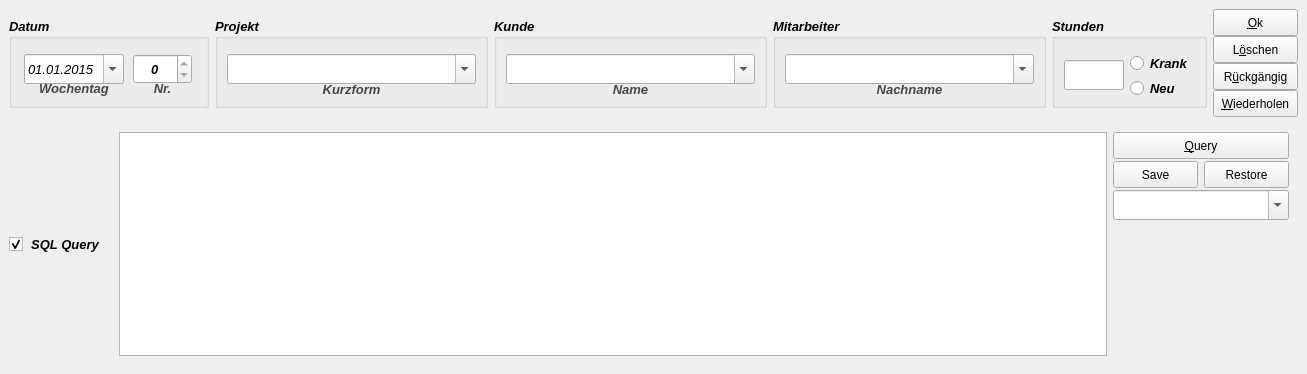
The window that uis/inpfrm.ui (mainster/WorktimeManager) describes before a commit, drawn with Qt 5.
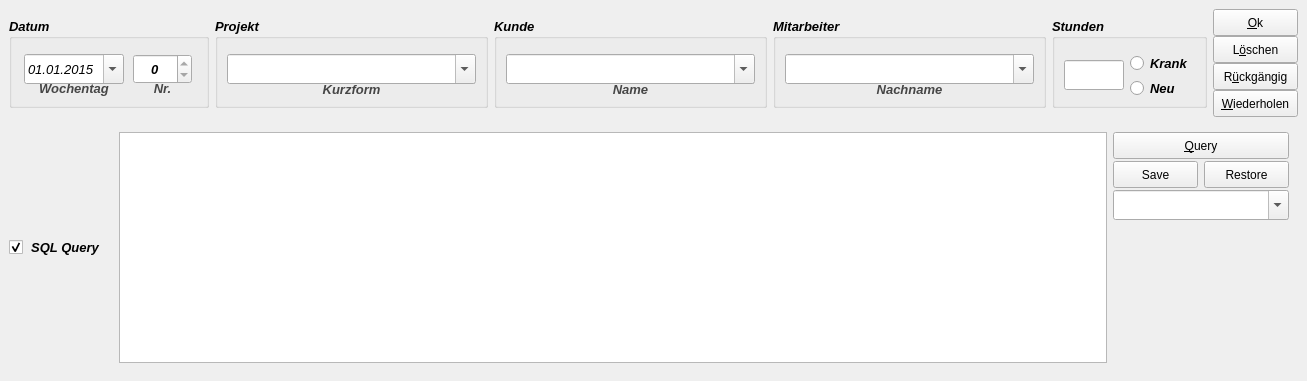
The same window after the commit. Icons and pictures are not drawn. Custom widgets are drawn as their Qt base class.

```diff
--- a/uis/inpfrm.ui
+++ b/uis/inpfrm.ui
@@ -7,7 +7,7 @@
     <x>0</x>
     <y>0</y>
     <width>1307</width>
-    <height>374</height>
+    <height>381</height>
    </rect>
   </property>
   <property name="sizePolicy">
```
Left out of the diff: 3 changed lines with no effect on the pictures.
